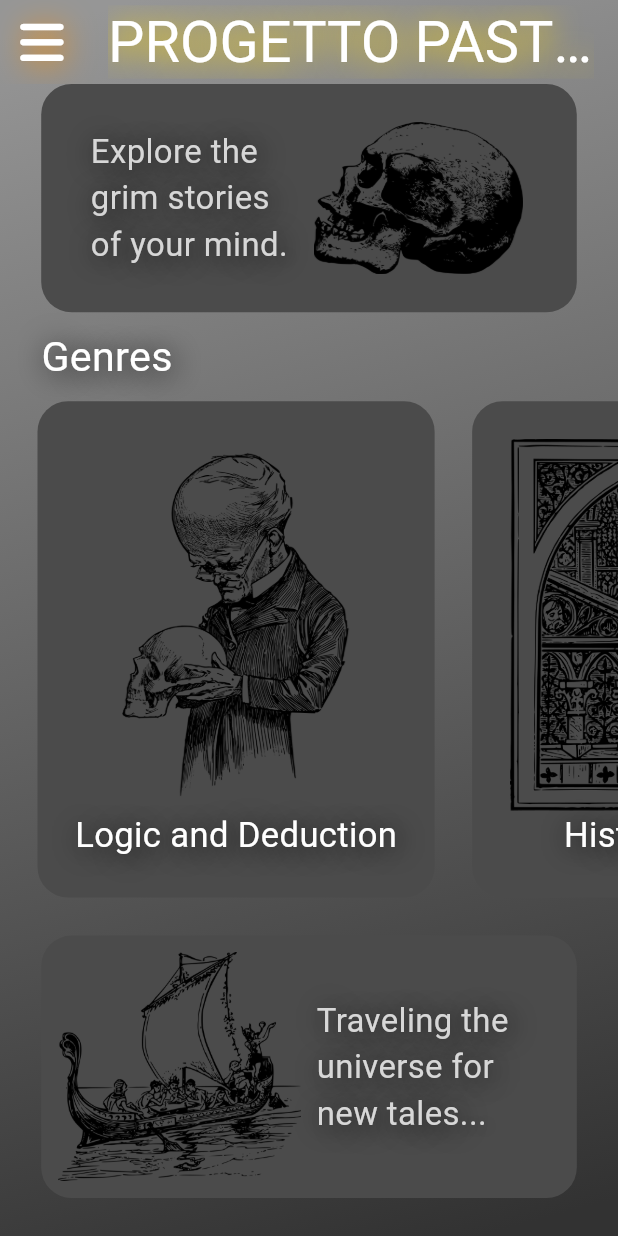
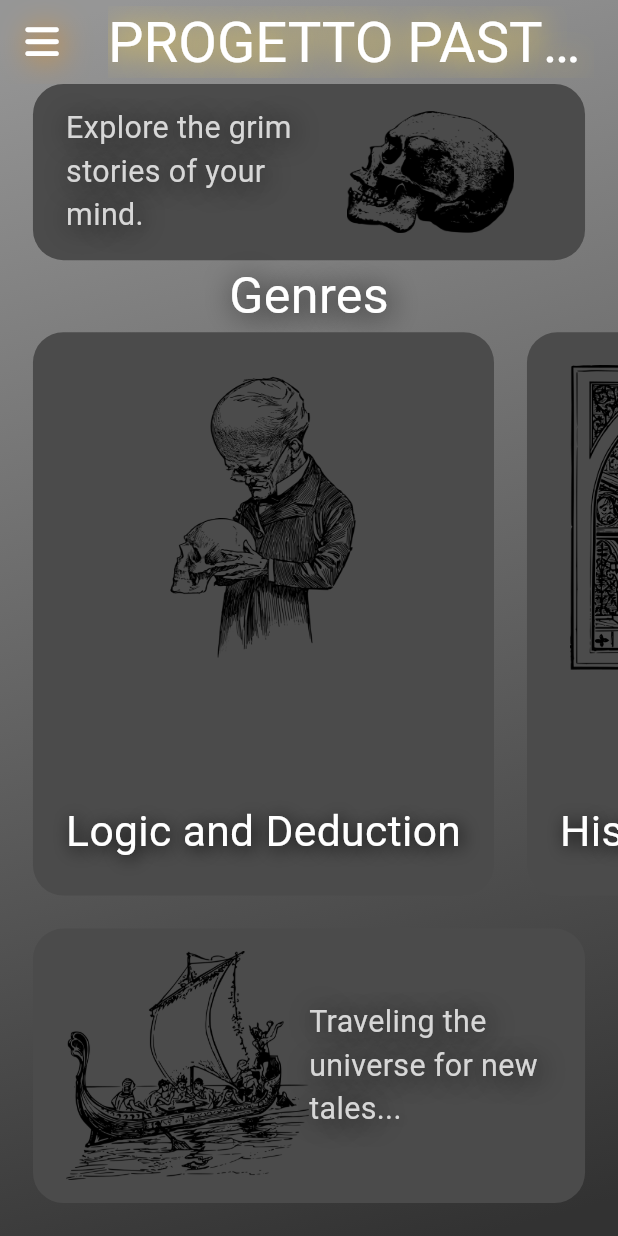
Before and after one commit to Satik37/progetto_pasticciotto, a Flutter app: the screen it shows after launch, after a tap on "Get Started", on a phone screen of 412 x 824 dp. Run offline on Flutter 3.47's test engine with Material 3 defaults, Android fonts, the phone set to English and light mode, and no system bars; drawn by our look-alikes of flutter_advanced_drawer; our stand-ins replace flutter_screenutil, font_awesome_flutter, google_fonts; Roboto replaces fonts that are missing (Federant).

Commit message:
Improved screen adaptability

```diff
--- a/lib/components/button.dart
+++ b/lib/components/button.dart
@@ -15,8 +15,6 @@ class MyButton extends StatelessWidget {
 
   @override
   Widget build(BuildContext context) {
-    final screenWidth = MediaQuery.of(context).size.width;
-
     return GestureDetector(
       onTap: onTap,
       child: Container(
@@ -25,8 +23,8 @@ class MyButton extends StatelessWidget {
           borderRadius: BorderRadius.circular(40.r),
         ),
         padding: EdgeInsets.symmetric(
-          vertical: screenWidth * 0.03,
-          horizontal: screenWidth * 0.06,
+          vertical: 15.h,
+          //horizontal: 25.w,
         ),
         child: Row(
           mainAxisAlignment: MainAxisAlignment.center,
@@ -36,28 +34,28 @@ class MyButton extends StatelessWidget {
               text,
               style: GoogleFonts.federant(
                 color: const Color.fromARGB(255, 255, 255, 255),
-                fontSize: screenWidth * 0.05,
+                fontSize: 23.sp,
                 shadows: [
                   const Shadow(
                     blurRadius: 25.0,
-                    color: Color.fromARGB(255, 0, 0, 0),
+                    color: Colors.orange,
                     offset: Offset(2.0, 2.0),
                   )
                 ],
               ),
             ),
 
-            SizedBox(width: screenWidth * 0.02),
+            SizedBox(width: 8.w),
 
             // icon
             Icon(
               FontAwesomeIcons.chevronRight,
-              size: screenWidth * 0.05,
+              size: 23.sp,
               color: const Color.fromARGB(255, 255, 255, 255),
               shadows: const [
                 Shadow(
-                  blurRadius: 15.0,
-                  color: Color.fromARGB(255, 255, 145, 0),
+                  blurRadius: 25.0,
+                  color: Colors.orange,
                   offset: Offset(2.0, 2.0),
                 ),
               ],
--- a/lib/components/genre_tile.dart
+++ b/lib/components/genre_tile.dart
@@ -1,6 +1,6 @@
 import 'package:flutter/material.dart';
+import 'package:google_fonts/google_fonts.dart';
 import 'package:flutter_screenutil/flutter_screenutil.dart';
-import 'package:google_fonts/google_fonts.dart';
 import 'package:sushi/models/genre.dart';
 
 class GenreTile extends StatelessWidget {
@@ -22,29 +22,27 @@ class GenreTile extends StatelessWidget {
           color: const Color.fromARGB(255, 75, 75, 75),
           borderRadius: BorderRadius.circular(20.r),
         ),
-        margin: const EdgeInsets.only(left: 25),
-        padding: const EdgeInsets.all(25),
+        margin: EdgeInsets.only(left: 20.w),
+        padding: EdgeInsets.all(20.w),
         child: Column(
           crossAxisAlignment: CrossAxisAlignment.center,
-          mainAxisAlignment: MainAxisAlignment.spaceEvenly,
+          mainAxisAlignment: MainAxisAlignment.spaceBetween,
           children: [
-            // image
-            Expanded(
+            Container(
+              height: 200.h,
               child: Image.asset(
                 genre.imagePath,
-                // height: 100,
                 fit: BoxFit.cover,
               ),
             ),
-            // text
             Text(
               genre.name,
               style: GoogleFonts.pirataOne(
-                fontSize: 21.sp,
+                fontSize: 28.sp,
                 color: const Color.fromARGB(255, 255, 255, 255),
                 shadows: [
                   const Shadow(
-                    blurRadius: 25.0,
+                    blurRadius: 15.0,
                     color: Color.fromARGB(255, 0, 0, 0),
                     offset: Offset(2.0, 2.0),
                   )
--- a/lib/pages/categories_page.dart
+++ b/lib/pages/categories_page.dart
@@ -71,64 +71,9 @@ class _CategoriesPageState extends State<CategoriesPage>
     _controller.dispose();
     super.dispose();
   }
-  // OLD ANIMATION
-  // TweenSequence<Alignment>(
-  //     [
-  //       TweenSequenceItem<Alignment>(
-  //         tween: Tween<Alignment>(
-  //             begin: Alignment.topLeft, end: Alignment.topRight),
-  //         weight: 1,
-  //       ),
-  //       TweenSequenceItem<Alignment>(
-  //         tween: Tween<Alignment>(
-  //             begin: Alignment.topRight, end: Alignment.bottomRight),
-  //         weight: 1,
-  //       ),
-  //       TweenSequenceItem<Alignment>(
-  //         tween: Tween<Alignment>(
-  //             begin: Alignment.bottomRight, end: Alignment.bottomLeft),
-  //         weight: 1,
-  //       ),
-  //       TweenSequenceItem<Alignment>(
-  //         tween: Tween<Alignment>(
-  //             begin: Alignment.bottomLeft, end: Alignment.topLeft),
-  //         weight: 1,
-  //       ),
-  //     ],
-  //   ).animate(_controller);
-
-  //   // second color animation
-  //   _bottomAlignmentAnimation = TweenSequence<Alignment>(
-  //     [
-  //       TweenSequenceItem<Alignment>(
-  //         tween: Tween<Alignment>(
-  //             begin: Alignment.bottomRight, end: Alignment.bottomLeft),
-  //         weight: 1,
-  //       ),
-  //       TweenSequenceItem<Alignment>(
-  //         tween: Tween<Alignment>(
-  //             begin: Alignment.bottomLeft, end: Alignment.topLeft),
-  //         weight: 1,
-  //       ),
-  //       TweenSequenceItem<Alignment>(
-  //         tween: Tween<Alignment>(
-  //             begin: Alignment.topLeft, end: Alignment.topRight),
-  //         weight: 1,
-  //       ),
-  //       TweenSequenceItem<Alignment>(
-  //         tween: Tween<Alignment>(
-  //             begin: Alignment.topRight, end: Alignment.bottomRight),
-  //         weight: 1,
-  //       ),
-  //     ],
-  //   ).animate(_controller);
-
-  //   // controller
-  //   _controller.repeat();
-  // }
 
 // Create a list of categories
-  List genres = [
+  List<Genre> genres = [
     // Logic and Deduction
     Genre(name: 'Logic and Deduction', imagePath: 'images/manAndSkull.png'),
     // Historical Fiction
@@ -168,12 +113,8 @@ class _CategoriesPageState extends State<CategoriesPage>
     }
   }
 
-  // --- ADVANCED SIDEBAR
-
   @override
   Widget build(BuildContext context) {
-    ScreenUtil.init(context, designSize: const Size(375, 812));
-
     return AdvancedDrawer(
       backdrop: AnimatedBuilder(
         animation: _controller,
@@ -199,7 +140,6 @@ class _CategoriesPageState extends State<CategoriesPage>
         },
       ),
       controller: _advancedDrawerController,
-      //openRatio: 0.5,
       openScale: 0.85,
       animationCurve: Curves.easeInOut,
       animationDuration: const Duration(milliseconds: 300),
@@ -211,11 +151,7 @@ class _CategoriesPageState extends State<CategoriesPage>
           Radius.circular(25),
         ),
       ),
-      // --- DRAWER
       drawer: const NavDrawer(),
-
-      // --- MAIN BUILDING
-      // --- APP BAR ---
       child: AnimatedBuilder(
         animation: _controller,
         builder: (context, child) {
@@ -240,8 +176,6 @@ class _CategoriesPageState extends State<CategoriesPage>
             child: AppBar(
               backgroundColor: Colors.transparent,
               elevation: 0,
-
-              // --- icon
               leading: IconButton(
                 onPressed: _handleMenuButtonPressed,
                 icon: ValueListenableBuilder<AdvancedDrawerValue>(
@@ -254,7 +188,7 @@ class _CategoriesPageState extends State<CategoriesPage>
                             ? FontAwesomeIcons.xmark
                             : FontAwesomeIcons.bars,
                         key: ValueKey<bool>(value.visible),
-                        size: 30.sp,
+                        size: 23.w,
                         color: const Color.fromARGB(255, 255, 255, 255),
                         shadows: const [
                           Shadow(
@@ -268,16 +202,15 @@ class _CategoriesPageState extends State<CategoriesPage>
                   },
                 ),
               ),
-              // --- title
               title: Text(
                 'PROGETTO PASTICCIOTTO',
                 style: GoogleFonts.pirataOne(
                   color: const Color.fromARGB(255, 255, 255, 255),
-                  fontSize: 35.sp,
+                  fontSize: 37.sp,
                   shadows: [
                     const Shadow(
                       blurRadius: 25.0,
-                      color: Color.fromARGB(255, 255, 217, 0),
+                      color: Colors.amberAccent,
                       offset: Offset(2.0, 2.0),
                     )
                   ],
@@ -286,11 +219,24 @@ class _CategoriesPageState extends State<CategoriesPage>
               centerTitle: true,
             ),
           ),
+          body: LayoutBuilder(
+            builder: (context, constraints) {
+              if (constraints.maxWidth > 600) {
+                return _buildTabletLayout();
+              } else {
+                return _buildMobileLayout();
+              }
+            },
+          ),
+        ),
+      ),
+    );
+  }
 
-          // --- BODY ---
-
-          body: Column(
-            crossAxisAlignment: CrossAxisAlignment.start,
+  Widget _buildMobileLayout() {
+    return Center(
+      child: Column(
+        mainAxisAlignment: MainAxisAlignment.spaceAround,
         children: [
           // --- PROMO BAR ---
           Container(
@@ -298,15 +244,18 @@ class _CategoriesPageState extends State<CategoriesPage>
               color: const Color.fromARGB(255, 75, 75, 75),
               borderRadius: BorderRadius.circular(20.r),
             ),
-                margin: EdgeInsets.symmetric(horizontal: 25.w),
-                padding: EdgeInsets.symmetric(vertical: 25.h, horizontal: 30.w),
+            margin: EdgeInsets.symmetric(
+              horizontal: 20.w,
+            ),
+            padding: EdgeInsets.symmetric(
+              vertical: 15.h,
+              horizontal: 20.w,
+            ),
             child: Row(
               mainAxisAlignment: MainAxisAlignment.spaceBetween,
               children: [
                 Expanded(
-                      child: Column(
-                        crossAxisAlignment: CrossAxisAlignment.start,
-                        children: [
+                  child:
                       // promo message
                       Text(
                     'Explore the grim stories of your mind.',
@@ -322,36 +271,24 @@ class _CategoriesPageState extends State<CategoriesPage>
                       ],
                     ),
                   ),
-
-                          // SizedBox(height: 1.h),
-                        ],
                 ),
-                    ),
-
                 // image
                 Expanded(
                   child: Image.asset(
                     'images/skull18.png',
-                        height: 100.h,
+                    height: 80.h,
                   ),
                 ),
               ],
             ),
           ),
-
-              SizedBox(height: 10.h),
-              // hypothetical search bar
-
-              // const SizedBox(height: 25),
-
           // categories list
           Padding(
-                padding: EdgeInsets.symmetric(horizontal: 25.w),
+            padding: EdgeInsets.symmetric(horizontal: 20.w),
             child: Text(
               'Genres',
               style: GoogleFonts.pirataOne(
-                    //fontWeight: FontWeight.bold,
-                    fontSize: 25.sp,
+                fontSize: 33.sp,
                 color: const Color.fromARGB(255, 255, 255, 255),
                 shadows: [
                   const Shadow(
@@ -363,9 +300,6 @@ class _CategoriesPageState extends State<CategoriesPage>
               ),
             ),
           ),
-
-              SizedBox(height: 10.h),
-
           Expanded(
             child: ListView.builder(
               scrollDirection: Axis.horizontal,
@@ -376,29 +310,28 @@ class _CategoriesPageState extends State<CategoriesPage>
               ),
             ),
           ),
-
-              SizedBox(height: 25.h),
           // --- APP BAR DOWN ---
           Container(
             decoration: BoxDecoration(
               color: const Color.fromARGB(255, 75, 75, 75),
               borderRadius: BorderRadius.circular(20.r),
             ),
-                margin: EdgeInsets.only(left: 25.w, right: 25.w, bottom: 25.h),
-                padding: EdgeInsets.all(10.w),
+            margin: EdgeInsets.all(20.w),
+            padding: EdgeInsets.symmetric(
+              vertical: 15.h,
+              horizontal: 20.w,
+            ),
             child: Row(
+              mainAxisAlignment: MainAxisAlignment.spaceBetween,
               children: [
                 // image
                 Expanded(
                   child: Image.asset(
                     'images/ancientGreekBoat.png',
-                        //  height: 100,
                     fit: BoxFit.cover,
                   ),
                 ),
-                    SizedBox(width: 10.h),
-
-                    //text
+                // text
                 Flexible(
                   child: Text(
                     'Traveling the universe for new tales...',
@@ -420,7 +353,135 @@ class _CategoriesPageState extends State<CategoriesPage>
           ),
         ],
       ),
+    );
+  }
+
+  Widget _buildTabletLayout() {
+    return Center(
+      child: Column(
+        mainAxisAlignment: MainAxisAlignment.spaceAround,
+        children: [
+          // --- PROMO BAR ---
+          Container(
+            decoration: BoxDecoration(
+              color: const Color.fromARGB(255, 75, 75, 75),
+              borderRadius: BorderRadius.circular(20.r),
             ),
+            margin: EdgeInsets.symmetric(
+              horizontal: 20.w,
+            ),
+            padding: EdgeInsets.symmetric(
+              vertical: 15.h,
+              horizontal: 20.w,
+            ),
+            child: Row(
+              mainAxisAlignment: MainAxisAlignment.spaceBetween,
+              children: [
+                Expanded(
+                  child: Column(
+                    crossAxisAlignment: CrossAxisAlignment.start,
+                    children: [
+                      // promo message
+                      Text(
+                        'Explore the grim stories of your mind.',
+                        style: GoogleFonts.federant(
+                          fontSize: 20.sp,
+                          color: const Color.fromARGB(255, 215, 215, 215),
+                          shadows: [
+                            const Shadow(
+                              blurRadius: 15.0,
+                              color: Color.fromARGB(255, 0, 0, 0),
+                              offset: Offset(2.0, 2.0),
+                            )
+                          ],
+                        ),
+                      ),
+                    ],
+                  ),
+                ),
+                // image
+                Expanded(
+                  child: Image.asset(
+                    'images/skull18.png',
+                    height: 80.h,
+                  ),
+                ),
+              ],
+            ),
+          ),
+          // categories list
+          Padding(
+            padding: EdgeInsets.symmetric(horizontal: 20.w),
+            child: Text(
+              'Genres',
+              style: GoogleFonts.pirataOne(
+                fontSize: 32.sp,
+                color: const Color.fromARGB(255, 255, 255, 255),
+                shadows: [
+                  const Shadow(
+                    blurRadius: 15.0,
+                    color: Color.fromARGB(255, 0, 0, 0),
+                    offset: Offset(2.0, 2.0),
+                  )
+                ],
+              ),
+            ),
+          ),
+          Expanded(
+            child: GridView.builder(
+              gridDelegate: SliverGridDelegateWithFixedCrossAxisCount(
+                crossAxisCount: 2,
+                childAspectRatio: 3 / 2,
+              ),
+              itemCount: genres.length,
+              itemBuilder: (context, index) => GenreTile(
+                genre: genres[index],
+                onTap: () => navigateToGenre(genres[index]),
+              ),
+            ),
+          ),
+          // --- APP BAR DOWN ---
+          Container(
+            decoration: BoxDecoration(
+              color: const Color.fromARGB(255, 75, 75, 75),
+              borderRadius: BorderRadius.circular(20.r),
+            ),
+            margin: EdgeInsets.all(20.w),
+            padding: EdgeInsets.symmetric(
+              vertical: 15.h,
+              horizontal: 20.w,
+            ),
+            child: Row(
+              mainAxisAlignment: MainAxisAlignment.spaceBetween,
+              children: [
+                // image
+                Expanded(
+                  child: Image.asset(
+                    'images/ancientGreekBoat.png',
+                    fit: BoxFit.cover,
+                  ),
+                ),
+                // text
+                Flexible(
+                  child: Text(
+                    'Traveling the universe for new tales...',
+                    style: GoogleFonts.federant(
+                      fontSize: 20.sp,
+                      color: const Color.fromARGB(255, 215, 215, 215),
+                      shadows: [
+                        const Shadow(
+                          blurRadius: 15.0,
+                          color: Color.fromARGB(255, 0, 0, 0),
+                          offset: Offset(2.0, 2.0),
+                        )
+                      ],
+                    ),
+                  ),
+                ),
+              ],
+            ),
+          ),
+        ],
       ),
     );
   }
--- a/lib/pages/intro_page.dart
+++ b/lib/pages/intro_page.dart
@@ -1,4 +1,5 @@
 import 'package:flutter/material.dart';
+import 'package:flutter_screenutil/flutter_screenutil.dart';
 import 'package:google_fonts/google_fonts.dart';
 import 'package:sushi/components/button.dart';
 
@@ -7,31 +8,31 @@ class IntroPage extends StatelessWidget {
 
   @override
   Widget build(BuildContext context) {
-    // Get the screen size to make everything responsive
-    final screenHeight = MediaQuery.of(context).size.height;
-    final screenWidth = MediaQuery.of(context).size.width;
+    // Initialize ScreenUtil for responsive design
+    ScreenUtil.init(context,
+        designSize: const Size(375, 812), minTextAdapt: true);
 
     return Scaffold(
       backgroundColor: const Color.fromARGB(255, 75, 75, 75),
       body: Padding(
-        padding: EdgeInsets.all(screenWidth * 0.05),
+        padding: EdgeInsets.all(20.w),
         child: Center(
           child: Column(
             mainAxisAlignment: MainAxisAlignment.spaceAround,
             children: [
-              SizedBox(
-                height: screenHeight * 0.02,
-              ),
+              // SizedBox(
+              //   height: 10.h,
+              // ),
               // --- app name
               Text(
-                "PROGETTO   PASTICCIOTTO",
+                "PROGETTO PASTICCIOTTO",
                 style: GoogleFonts.pirataOne(
-                  fontSize: screenWidth * 0.1,
+                  fontSize: 37.sp,
                   color: const Color.fromARGB(255, 255, 255, 255),
                   shadows: [
                     const Shadow(
-                      blurRadius: 15.0,
-                      color: Colors.amberAccent,
+                      blurRadius: 25.0,
+                      color: Colors.amber,
                       offset: Offset(2.0, 2.0),
                     )
                   ],
@@ -40,20 +41,21 @@ class IntroPage extends StatelessWidget {
               // --- image
               ConstrainedBox(
                 constraints: BoxConstraints(
-                  maxHeight: screenHeight * 0.3,
-                  maxWidth: screenWidth * 0.7,
+                  //maxHeight: 0.3.sh,
+                  maxWidth: 0.9.sw,
                 ),
                 child: Image.asset('images/DeathsRamble.png'),
               ),
               // title
+              SizedBox(height: 5.h),
               Text(
                 "The taste of death",
                 style: GoogleFonts.almendra(
-                  fontSize: screenWidth * 0.08,
-                  color: Color.fromARGB(255, 255, 255, 255),
+                  fontSize: 37.sp,
+                  color: const Color.fromARGB(255, 255, 255, 255),
                   shadows: [
                     const Shadow(
-                      blurRadius: 15.0,
+                      blurRadius: 25.0,
                       color: Color.fromARGB(255, 67, 0, 122),
                       offset: Offset(2.0, 2.0),
                     )
@@ -63,19 +65,20 @@ class IntroPage extends StatelessWidget {
               // subtitle
               Text(
                 "Feel the irony of death in these situational puzzles.",
+                textAlign: TextAlign.center,
                 style: GoogleFonts.bellefair(
                   color: const Color.fromARGB(155, 255, 255, 255),
-                  //height: 2.h,
-                  fontSize: screenWidth * 0.04,
+                  fontSize: 23.sp,
                   shadows: [
                     const Shadow(
-                      blurRadius: 15.0,
+                      blurRadius: 25.0,
                       color: Color.fromARGB(255, 0, 0, 0),
                       offset: Offset(2.0, 2.0),
                     )
                   ],
                 ),
               ),
+              SizedBox(height: 5.h),
               // --- 3 buttons
               // start
               MyButton(
```
Lines whose indentation alone changed are shown as unchanged.
